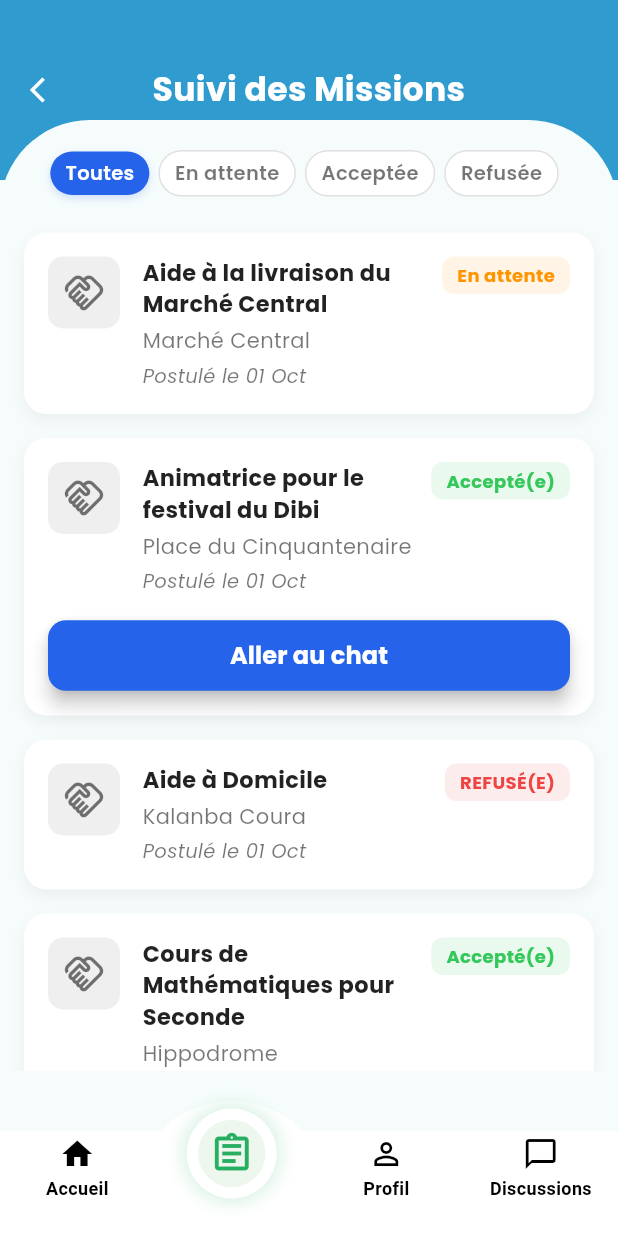
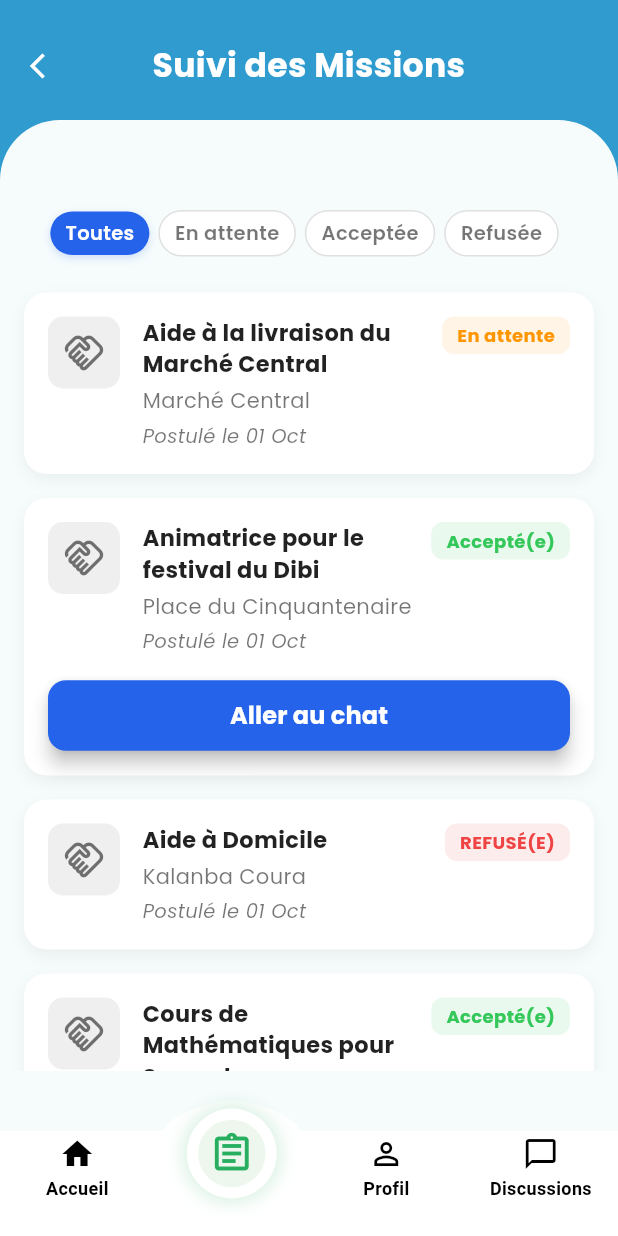
Before and after one commit to Tji-Teliman/tji_teliman_mobile, a Flutter app: the MesCandidaturesScreen screen opened directly, on a phone screen of 412 x 824 dp. Run offline on Flutter 3.47's test engine with Material 3 defaults, Android fonts, the light colour scheme and no system bars; our stand-ins replace google_fonts, google_maps_flutter, image_picker.

Commit message:
modification 2 du home_jeune

```diff
--- a/lib/main.dart
+++ b/lib/main.dart
@@ -50,7 +50,7 @@ class MyApp extends StatelessWidget {
         useMaterial3: true,
       ),
       // L'écran de démarrage est défini ici
-      home: const MissionParametre(),
+      home: const HomeJeuneScreen(),
       debugShowCheckedModeBanner: false,
     );
   }
--- a/lib/screens/screens_jeunes/mes_candidatures.dart
+++ b/lib/screens/screens_jeunes/mes_candidatures.dart
@@ -5,6 +5,7 @@ import 'package:google_fonts/google_fonts.dart';
 
 // Importation des widgets existants (selon la demande de l'utilisateur)
 import '../../widgets/custom_bottom_nav_bar.dart';
+import '../../widgets/custom_header.dart';
 // Import de la page d'accueil pour la navigation
 import 'home_jeune.dart';
 // Import de la page Discussions pour la navigation
@@ -310,69 +311,15 @@ class _MesCandidaturesScreenState extends State<MesCandidaturesScreen> {
     return Scaffold(
       backgroundColor: bodyBackgroundColor,
 
-      // Suppression du header CustomHeader
-      appBar: null,
-
-      body: Stack(
-        children: [
-          // Header bleu fixe
-          Container(
-            height: 120,
-            color: const Color(0xFF2f9bcf), // Couleur du header
-            child: SafeArea(
-              child: Padding(
-                padding: const EdgeInsets.symmetric(horizontal: 20.0),
-                child: Row(
-                  children: [
-                    // Bouton retour
-                    GestureDetector(
-                      onTap: () => Navigator.of(context).pushReplacement(
+      // Utilisation du CustomHeader
+      appBar: CustomHeader(
+        title: 'Suivi des Missions',
+        onBack: () => Navigator.of(context).pushReplacement(
           MaterialPageRoute(builder: (context) => const HomeJeuneScreen()),
-                      ),
-                      child: const Icon(
-                        Icons.arrow_back_ios,
-                        color: Colors.white,
-                        size: 20,
-                      ),
-                    ),
-                    const SizedBox(width: 15),
-                    // Titre
-                    Expanded(
-                      child: Text(
-                        'Suivi des Missions',
-                        style: GoogleFonts.poppins(
-                          color: Colors.white,
-                          fontSize: 22,
-                          fontWeight: FontWeight.bold,
-                        ),
-                        textAlign: TextAlign.center,
-                      ),
-                    ),
-                    const SizedBox(width: 35), // Espace pour équilibrer
-                  ],
-                ),
-              ),
         ),
       ),
 
-          // Corps avec coins arrondis
-          Padding(
-            padding: const EdgeInsets.only(top: 80.0),
-            child: Container(
-              height: double.infinity,
-              decoration: BoxDecoration(
-                color: bodyBackgroundColor,
-                borderRadius: const BorderRadius.only(
-                  topLeft: Radius.circular(60),
-                  topRight: Radius.circular(60),
-                ),
-              ),
-              child: ClipRRect(
-                borderRadius: const BorderRadius.only(
-                  topLeft: Radius.circular(60),
-                  topRight: Radius.circular(60),
-                ),
-                child: Column(
+      body: Column(
         children: <Widget>[
           // Barres de Filtres
           Padding(
@@ -398,11 +345,6 @@ class _MesCandidaturesScreenState extends State<MesCandidaturesScreen> {
               itemBuilder: (context, index) {
                 return _buildCandidatureCard(_filteredCandidatures[index]);
               },
-                      ),
-                    ),
-                  ],
-                ),
-              ),
             ),
           ),
         ],
```
Also changed, not shown: lib/screens/screens_jeunes/home_jeune.dart (+30 -17 lines). Lines whose indentation alone changed are shown as unchanged.
